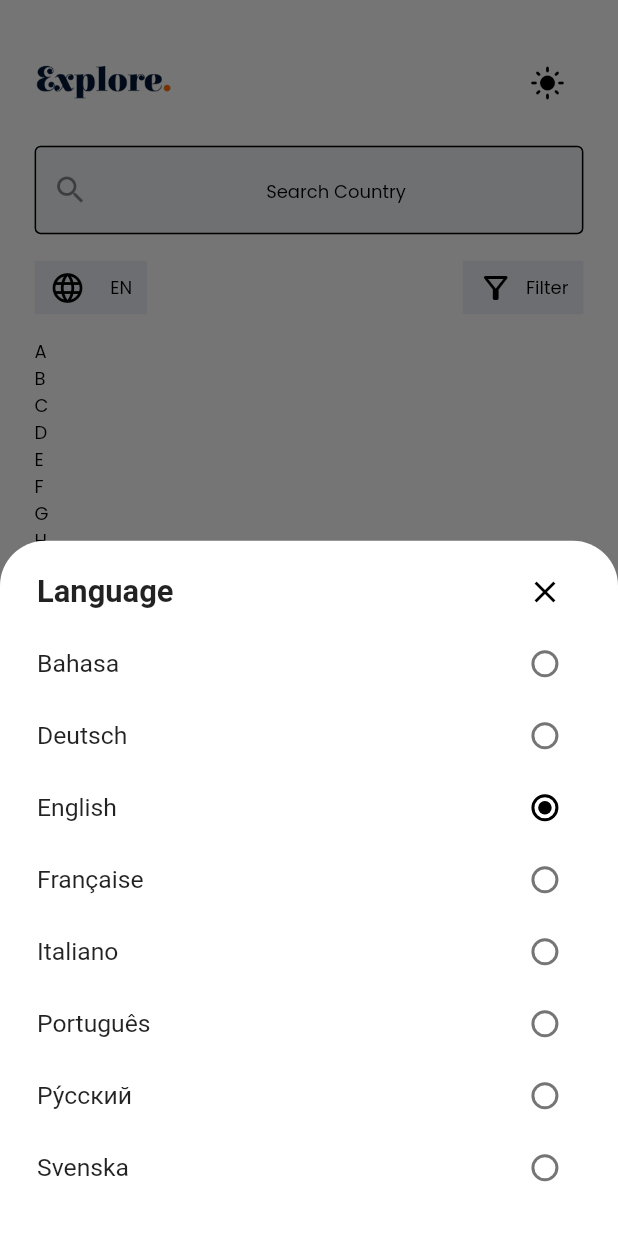
After one commit to HassanTeslim007/Explore, a Flutter app: the screen it shows after launch, after a tap on the "dark mode" icon, after a tap on "EN", on a phone screen of 412 x 824 dp. The commit adds this screen. Run offline on Flutter 3.47's test engine with Material 2 defaults, Android fonts, the phone set to English and light mode, and no system bars; our stand-ins replace carousel_slider, dio, google_fonts; network calls fail.

Commit message:
Language bottom sheet, refactor

```diff
--- a/lib/features/countries/presentation/view/countries.dart
+++ b/lib/features/countries/presentation/view/countries.dart
@@ -1,8 +1,8 @@
-import 'package:explore/core/theme/colors.dart';
 import 'package:explore/core/theme/custom_theme.dart';
 import 'package:explore/core/util/colors.dart';
 import 'package:explore/core/util/size_config.dart';
 import 'package:explore/features/countries/presentation/provider/country_provider.dart';
+import 'package:explore/features/countries/presentation/widget/bottomsheets/language_sheet.dart';
 import 'package:explore/features/countries/presentation/widget/country_section.dart';
 import 'package:flutter/material.dart';
 import 'package:provider/provider.dart';
@@ -81,7 +81,16 @@ class _CountriesState extends State<Countries> {
                 Row(
                   mainAxisAlignment: MainAxisAlignment.spaceBetween,
                   children: [
-                    Container(
+                    InkWell(
+                      onTap: () {
+                        showModalBottomSheet(
+                            backgroundColor: Colors.transparent,
+                            context: context,
+                            builder: (context) {
+                              return const LanguageBottomSheet();
+                            });
+                      },
+                      child: Container(
                         padding: const EdgeInsets.symmetric(horizontal: 10),
                         height: SizeConfig.fromHeight(context, 4.32),
                         decoration: const BoxDecoration(
@@ -98,6 +107,7 @@ class _CountriesState extends State<Countries> {
                               style: Theme.of(context).textTheme.bodySmall,
                             )
                           ],
+                        ),
                       ),
                     ),
                     Container(
@@ -158,20 +168,3 @@ class _CountriesState extends State<Countries> {
     );
   }
 }
-
-Widget changeTheme() => Container(
-    decoration: BoxDecoration(
-        shape: BoxShape.circle,
-        border: Border.all(
-            color: CustomTheme().currentTheme == ThemeMode.dark
-                ? kWhite
-                : kBlack)),
-    child: IconButton(
-        onPressed: () => currentTheme.toggleTheme(),
-        icon: CustomTheme().currentTheme == ThemeMode.dark
-            ? const Icon(
-                Icons.light_mode_rounded,
-              )
-            : const Icon(
-                Icons.dark_mode_rounded,
-              )));
--- /dev/null
+++ b/lib/features/countries/presentation/widget/bottomsheets/language_sheet.dart
@@ -0,0 +1,264 @@
+import 'package:explore/core/theme/colors.dart';
+import 'package:explore/core/util/size_config.dart';
+import 'package:flutter/material.dart';
+
+class LanguageBottomSheet extends StatefulWidget {
+  const LanguageBottomSheet({super.key});
+
+  @override
+  State<LanguageBottomSheet> createState() => _LanguageBottomSheetState();
+}
+
+class _LanguageBottomSheetState extends State<LanguageBottomSheet> {
+  String groupValue = 'English';
+  @override
+  Widget build(BuildContext context) {
+    return Container(
+      height: SizeConfig.fromHeight(context, 70),
+      decoration: const BoxDecoration(
+          color: Colors.white,
+          borderRadius: BorderRadius.only(
+            topRight: Radius.circular(30),
+            topLeft: Radius.circular(30),
+          )),
+      child: Padding(
+        padding: EdgeInsets.symmetric(
+            horizontal: SizeConfig.fromWidth(context, 6), vertical: 10),
+        child: SingleChildScrollView(
+          child: Column(
+            children: [
+              Row(
+                mainAxisAlignment: MainAxisAlignment.spaceBetween,
+                children: [
+                  Text('Language',
+                      style: TextStyle(
+                          fontWeight: FontWeight.bold,
+                          fontSize: SizeConfig.fontSize(context, 5))),
+                  IconButton(
+                      onPressed: () => Navigator.pop(context),
+                      icon: const Icon(Icons.close))
+                ],
+              ),
+              Row(
+                mainAxisAlignment: MainAxisAlignment.spaceBetween,
+                children: [
+                  Text('Bahasa',
+                      style:
+                          TextStyle(fontSize: SizeConfig.fontSize(context, 4))),
+                  Radio(
+                    activeColor: kBlack,
+                    value: "Bahasa",
+                    groupValue: groupValue,
+                    onChanged: (value) {
+                      setState(() {
+                        groupValue = value.toString();
+                      });
+                    },
+                  )
+                ],
+              ),
+              Row(
+                mainAxisAlignment: MainAxisAlignment.spaceBetween,
+                children: [
+                  Text('Deutsch',
+                      style:
+                          TextStyle(fontSize: SizeConfig.fontSize(context, 4))),
+                  Radio(
+                    activeColor: kBlack,
+                    value: "Deutsch",
+                    groupValue: groupValue,
+                    onChanged: (value) {
+                      setState(() {
+                        groupValue = value.toString();
+                      });
+                    },
+                  )
+                ],
+              ),
+              Row(
+                mainAxisAlignment: MainAxisAlignment.spaceBetween,
+                children: [
+                  Text('English',
+                      style:
+                          TextStyle(fontSize: SizeConfig.fontSize(context, 4))),
+                  Radio(
+                    activeColor: kBlack,
+                    value: "English",
+                    groupValue: groupValue,
+                    onChanged: (value) {
+                      setState(() {
+                        groupValue = value.toString();
+                      });
+                    },
+                  )
+                ],
+              ),
+              Row(
+                mainAxisAlignment: MainAxisAlignment.spaceBetween,
+                children: [
+                  Text('Française',
+                      style:
+                          TextStyle(fontSize: SizeConfig.fontSize(context, 4))),
+                  Radio(
+                    activeColor: kBlack,
+                    value: "Française",
+                    groupValue: groupValue,
+                    onChanged: (value) {
+                      setState(() {
+                        groupValue = value.toString();
+                      });
+                    },
+                  )
+                ],
+              ),
+              Row(
+                mainAxisAlignment: MainAxisAlignment.spaceBetween,
+                children: [
+                  Text('Italiano',
+                      style:
+                          TextStyle(fontSize: SizeConfig.fontSize(context, 4))),
+                  Radio(
+                    activeColor: kBlack,
+                    value: "Italiano",
+                    groupValue: groupValue,
+                    onChanged: (value) {
+                      setState(() {
+                        groupValue = value.toString();
+                      });
+                    },
+                  )
+                ],
+              ),
+              Row(
+                mainAxisAlignment: MainAxisAlignment.spaceBetween,
+                children: [
+                  Text('Português',
+                      style:
+                          TextStyle(fontSize: SizeConfig.fontSize(context, 4))),
+                  Radio(
+                    activeColor: kBlack,
+                    value: "Português",
+                    groupValue: groupValue,
+                    onChanged: (value) {
+                      setState(() {
+                        groupValue = value.toString();
+                      });
+                    },
+                  )
+                ],
+              ),
+              Row(
+                mainAxisAlignment: MainAxisAlignment.spaceBetween,
+                children: [
+                  Text('Pу́сский',
+                      style:
+                          TextStyle(fontSize: SizeConfig.fontSize(context, 4))),
+                  Radio(
+                    activeColor: kBlack,
+                    value: "Pу́сский",
+                    groupValue: groupValue,
+                    onChanged: (value) {
+                      setState(() {
+                        groupValue = value.toString();
+                      });
+                    },
+                  )
+                ],
+              ),
+              Row(
+                mainAxisAlignment: MainAxisAlignment.spaceBetween,
+                children: [
+                  Text('Svenska',
+                      style:
+                          TextStyle(fontSize: SizeConfig.fontSize(context, 4))),
+                  Radio(
+                    activeColor: kBlack,
+                    value: "Svenska",
+                    groupValue: groupValue,
+                    onChanged: (value) {
+                      setState(() {
+                        groupValue = value.toString();
+                      });
+                    },
+                  )
+                ],
+              ),
+              Row(
+                mainAxisAlignment: MainAxisAlignment.spaceBetween,
+                children: [
+                  Text('Türkçe',
+                      style:
+                          TextStyle(fontSize: SizeConfig.fontSize(context, 4))),
+                  Radio(
+                    activeColor: kBlack,
+                    value: "Türkçe",
+                    groupValue: groupValue,
+                    onChanged: (value) {
+                      setState(() {
+                        groupValue = value.toString();
+                      });
+                    },
+                  )
+                ],
+              ),
+              Row(
+                mainAxisAlignment: MainAxisAlignment.spaceBetween,
+                children: [
+                  Text('普通话',
+                      style:
+                          TextStyle(fontSize: SizeConfig.fontSize(context, 4))),
+                  Radio(
+                    activeColor: kBlack,
+                    value: "普通话",
+                    groupValue: groupValue,
+                    onChanged: (value) {
+                      setState(() {
+                        groupValue = value.toString();
+                      });
+                    },
+                  )
+                ],
+              ),
+              Row(
+                mainAxisAlignment: MainAxisAlignment.spaceBetween,
+                children: [
+                  Text('بالعربية',
+                      style:
+                          TextStyle(fontSize: SizeConfig.fontSize(context, 4))),
+                  Radio(
+                    activeColor: kBlack,
+                    value: "بالعربية",
+                    groupValue: groupValue,
+                    onChanged: (value) {
+                      setState(() {
+                        groupValue = value.toString();
+                      });
+                    },
+                  )
+                ],
+              ),
+              Row(
+                mainAxisAlignment: MainAxisAlignment.spaceBetween,
+                children: [
+                  Text('বাঙ্গালী',
+                      style:
+                          TextStyle(fontSize: SizeConfig.fontSize(context, 4))),
+                  Radio(
+                    activeColor: kBlack,
+                    value: "বাঙ্গালী",
+                    groupValue: groupValue,
+                    onChanged: (value) {
+                      setState(() {
+                        groupValue = value.toString();
+                      });
+                    },
+                  )
+                ],
+              ),
+            ],
+          ),
+        ),
+      ),
+    );
+  }
+}
--- a/lib/features/countries/presentation/widget/country_section.dart
+++ b/lib/features/countries/presentation/widget/country_section.dart
@@ -25,7 +25,8 @@ class CountrySection extends StatelessWidget {
               itemCount: provider.countries.length,
               itemBuilder: (context, index) {
                 if (provider.countries[index].name!.common!
-                    .startsWith(letter)) {
+                        .startsWith(letter) &&
+                    provider.countries[index].name!.common! != 'Antarctica') {
                   return CountryTile(country: provider.countries[index]);
                 }
                 return const SizedBox();
```
Lines whose indentation alone changed are shown as unchanged.
